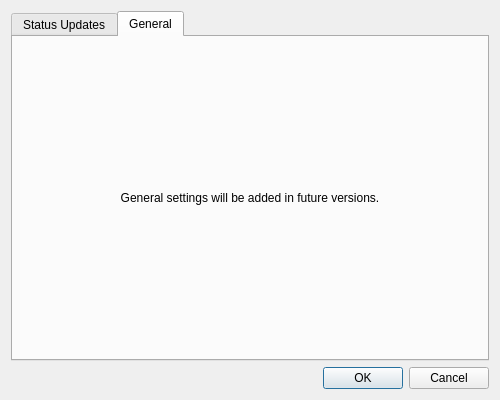
This is ui/dialogs/SettingsDialog.ui in maphub-co/maphub-qgis as Qt 5 draws it before an edit. The edited form follows.
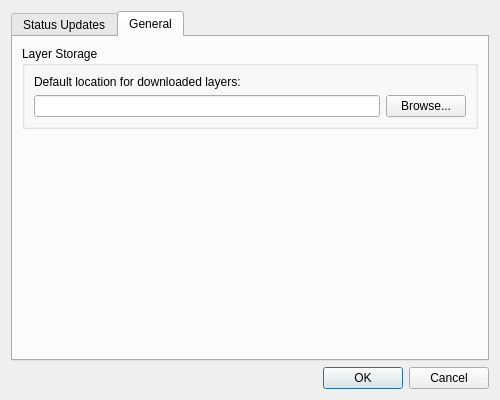
This is the edited form. The open tabs and pages were chosen to show the change.

Commit message: ✨ [ui] Add configurable default download location and enhance layer sync UI

Patch:
```diff
--- a/ui/dialogs/SettingsDialog.ui
+++ b/ui/dialogs/SettingsDialog.ui
@@ -112,15 +112,49 @@
       </attribute>
       <layout class="QVBoxLayout" name="verticalLayout_4">
        <item>
-        <widget class="QLabel" name="label_3">
-         <property name="text">
-          <string>General settings will be added in future versions.</string>
+        <widget class="QGroupBox" name="groupBoxLayerStorage">
+         <property name="title">
+          <string>Layer Storage</string>
          </property>
-         <property name="alignment">
-          <set>Qt::AlignCenter</set>
-         </property>
+         <layout class="QVBoxLayout" name="verticalLayout_5">
+          <item>
+           <widget class="QLabel" name="labelDefaultLocation">
+            <property name="text">
+             <string>Default location for downloaded layers:</string>
+            </property>
+           </widget>
+          </item>
+          <item>
+           <layout class="QHBoxLayout" name="horizontalLayout_2">
+            <item>
+             <widget class="QLineEdit" name="defaultLocationLineEdit"/>
+            </item>
+            <item>
+             <widget class="QPushButton" name="browseButton">
+              <property name="text">
+               <string>Browse...</string>
+              </property>
+             </widget>
+            </item>
+           </layout>
+          </item>
+
+         </layout>
         </widget>
        </item>
+       <item>
+        <spacer name="verticalSpacer_2">
+         <property name="orientation">
+          <enum>Qt::Vertical</enum>
+         </property>
+         <property name="sizeHint" stdset="0">
+          <size>
+           <width>20</width>
+           <height>40</height>
+          </size>
+         </property>
+        </spacer>
+       </item>
       </layout>
      </widget>
     </widget>
```
The commit also changes 8 other files.
